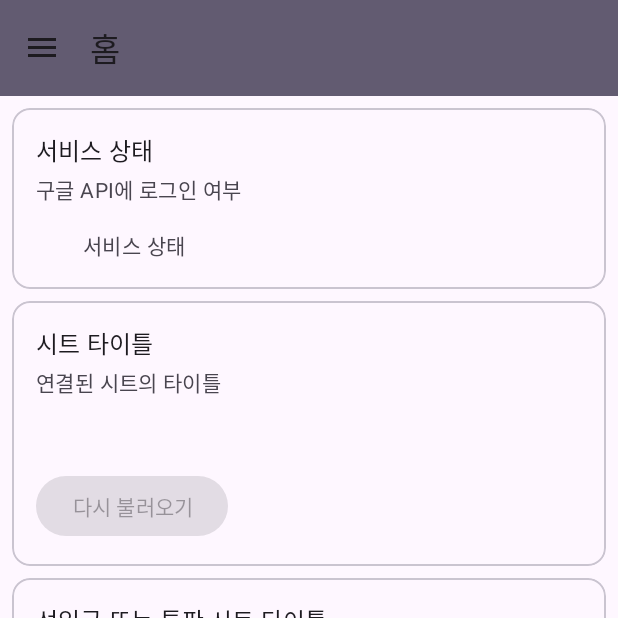
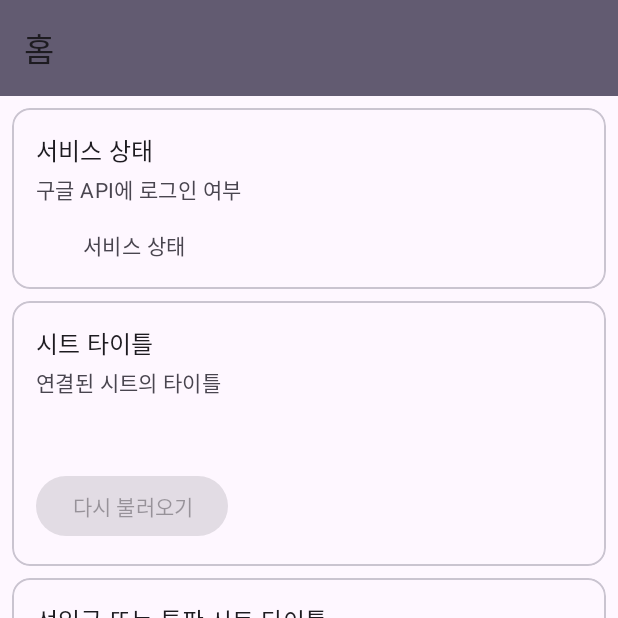
Before and after one commit to MinePacu/BoothListManager_ForAndroid, an Android app built with Jetpack Compose: the screen it shows after launch (MainActivity), on a phone screen of 412 x 824 dp, the top half of it. Run offline under Robolectric (Android 15) with nearby library versions, the phone set to English and light mode, and no system bars; our stand-ins replace navigation-ui; libraries missing offline, so code that uses them is left out: com.chaquo.python; 6 statements that could not run were skipped.

Commit message:
개선 사항 #51 에서 버튼 추가를 위한 코드 추가
- activity_main.xml, MainActivity.kt: #51 에서 버튼 추가를 위한 코드 추가

```diff
--- a/app/src/main/java/com/minepacu/boothlistmanager/MainActivity.kt
+++ b/app/src/main/java/com/minepacu/boothlistmanager/MainActivity.kt
@@ -12,6 +12,7 @@ import androidx.fragment.app.Fragment
 import androidx.fragment.app.FragmentManager
 import androidx.fragment.app.FragmentManager.OnBackStackChangedListener
 import androidx.fragment.app.FragmentManager.findFragment
+import androidx.navigation.fragment.NavHostFragment
 import androidx.navigation.ui.setupActionBarWithNavController
 import androidx.navigation.ui.setupWithNavController
 import com.google.android.material.bottomnavigation.BottomNavigationView
@@ -54,12 +55,14 @@ class MainActivity : AppCompatActivity() {
 
         val navView: BottomNavigationView = binding.navView
 
-        val navController = findNavController(R.id.nav_host_fragment_activity_main)
+        val navHostFragment = supportFragmentManager.findFragmentById(R.id.nav_host_fragment_activity_main) as NavHostFragment
+        val navController = navHostFragment.navController
         val appBarConfiguration = AppBarConfiguration(
             setOf(
                 R.id.nav_home, R.id.nav_addbooth, R.id.nav_serach, R.id.nav_hyperlinkgenerator, R.id.nav_preference), binding.drawerlayout
             )
-        setupActionBarWithNavController(navController, appBarConfiguration)
+        val appBarConfiguration_ = AppBarConfiguration(navController.graph)
+        setupActionBarWithNavController(navController, appBarConfiguration_)
         navView.setupWithNavController(navController)
     }
 
--- a/app/src/main/res/layout/activity_main.xml
+++ b/app/src/main/res/layout/activity_main.xml
@@ -16,12 +16,11 @@
         tools:context=".MainActivity"
         android:id="@+id/linearLayout">
 
-        <include
-            android:id="@+id/app_bar_main"
-            layout="@layout/app_bar_main"
+        <com.google.android.material.appbar.AppBarLayout
+            android:id="@+id/app_Bar_layout"
             android:layout_width="match_parent"
-            android:layout_height="match_parent" />
-
+            android:layout_height="wrap_content"
+            app:layout_constraintBottom_toTopOf="@id/nav_host_fragment_activity_main">
         <androidx.appcompat.widget.Toolbar
             android:id="@+id/app_Bar"
             android:layout_width="match_parent"
@@ -30,7 +29,8 @@
             android:elevation="4dp"
             android:theme="@style/ThemeOverlay.AppCompat.ActionBar"
             app:popupTheme="@style/ThemeOverlay.AppCompat.Light"
-            app:layout_constraintBottom_toTopOf="@id/nav_host_fragment_activity_main"/>
+            app:navigationIcon="@drawable/ic_arrow_back"/>
+        </com.google.android.material.appbar.AppBarLayout>
 
         <fragment
             android:id="@+id/nav_host_fragment_activity_main"
@@ -40,8 +40,8 @@
             app:layout_constraintBottom_toTopOf="@id/nav_view"
             app:layout_constraintLeft_toLeftOf="parent"
             app:layout_constraintRight_toRightOf="parent"
-            app:layout_constraintTop_toTopOf="@id/app_Bar"
-            app:navGraph="@navigation/mobile_navigation" />
+            app:layout_constraintTop_toTopOf="@id/app_Bar_layout"
+            app:navGraph="@navigation/mobile_navigation"/>
 
         <com.google.android.material.bottomnavigation.BottomNavigationView
             android:id="@+id/nav_view"
```
